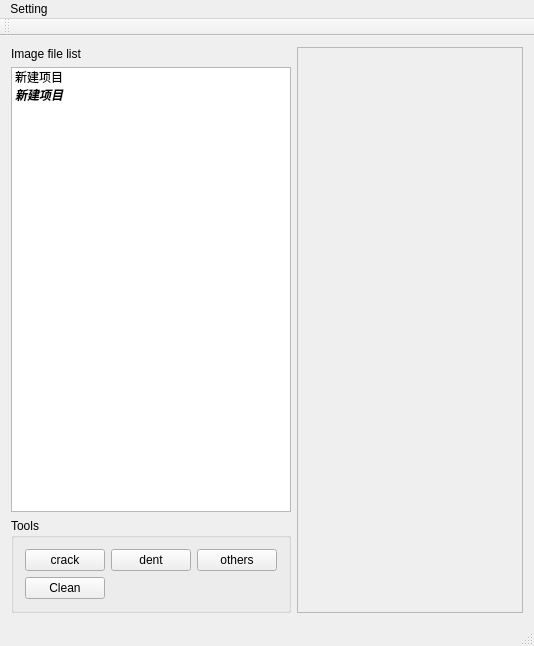
jxjm/ImageLabeling, file ImageLabeling/imagelabeling.ui: the form before one commit.
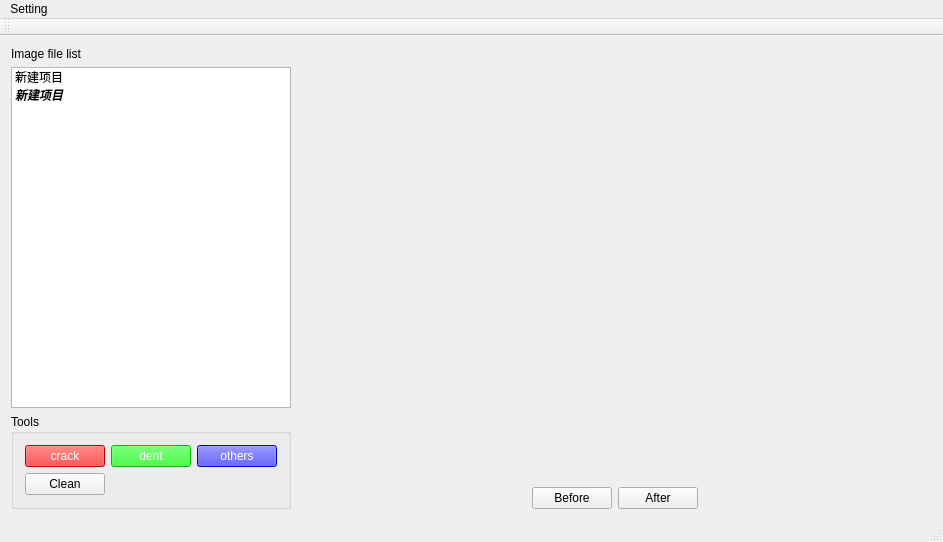
The form after the commit. Custom widgets are drawn as their Qt base class.

Diff of the .ui file:
```diff
--- a/ImageLabeling/imagelabeling.ui
+++ b/ImageLabeling/imagelabeling.ui
@@ -6,8 +6,8 @@
    <rect>
     <x>0</x>
     <y>0</y>
-    <width>534</width>
-    <height>646</height>
+    <width>943</width>
+    <height>542</height>
    </rect>
   </property>
   <property name="windowTitle">
@@ -15,123 +15,199 @@
   </property>
   <widget class="QWidget" name="centralWidget">
    <layout class="QGridLayout" name="gridLayout_2">
-    <item row="2" column="1">
-     <widget class="QGroupBox" name="groupBox">
-      <property name="sizePolicy">
-       <sizepolicy hsizetype="Preferred" vsizetype="Preferred">
-        <horstretch>0</horstretch>
-        <verstretch>0</verstretch>
-       </sizepolicy>
-      </property>
-      <property name="title">
-       <string>Tools</string>
-      </property>
-      <layout class="QGridLayout" name="gridLayout">
-       <item row="0" column="2">
-        <widget class="QPushButton" name="dentButton">
-         <property name="sizePolicy">
-          <sizepolicy hsizetype="Maximum" vsizetype="Fixed">
-           <horstretch>0</horstretch>
-           <verstretch>0</verstretch>
-          </sizepolicy>
-         </property>
-         <property name="text">
-          <string>dent</string>
-         </property>
-        </widget>
-       </item>
-       <item row="4" column="0">
-        <widget class="QPushButton" name="cleanButton">
-         <property name="sizePolicy">
-          <sizepolicy hsizetype="Maximum" vsizetype="Fixed">
-           <horstretch>0</horstretch>
-           <verstretch>0</verstretch>
-          </sizepolicy>
-         </property>
-         <property name="text">
-          <string>Clean</string>
-         </property>
-        </widget>
-       </item>
-       <item row="0" column="3">
-        <widget class="QPushButton" name="othersButton">
-         <property name="sizePolicy">
-          <sizepolicy hsizetype="Maximum" vsizetype="Fixed">
-           <horstretch>0</horstretch>
-           <verstretch>0</verstretch>
-          </sizepolicy>
-         </property>
-         <property name="text">
-          <string>others</string>
-         </property>
-        </widget>
-       </item>
-       <item row="0" column="0">
-        <widget class="QPushButton" name="crackButton">
-         <property name="sizePolicy">
-          <sizepolicy hsizetype="Maximum" vsizetype="Fixed">
-           <horstretch>0</horstretch>
-           <verstretch>0</verstretch>
-          </sizepolicy>
-         </property>
-         <property name="text">
-          <string>crack</string>
-         </property>
-        </widget>
-       </item>
-      </layout>
-     </widget>
-    </item>
-    <item row="1" column="1">
-     <widget class="QListWidget" name="listWidget">
-      <property name="sizePolicy">
-       <sizepolicy hsizetype="Preferred" vsizetype="Expanding">
-        <horstretch>0</horstretch>
-        <verstretch>0</verstretch>
-       </sizepolicy>
-      </property>
+    <item row="0" column="0">
+     <layout class="QHBoxLayout" name="horizontalLayout_2">
       <item>
-       <property name="text">
-        <string>新建项目</string>
-       </property>
+       <layout class="QVBoxLayout" name="verticalLayout">
+        <item>
+         <widget class="QLabel" name="label">
+          <property name="text">
+           <string>Image file list</string>
+          </property>
+         </widget>
+        </item>
+        <item>
+         <widget class="QListWidget" name="listWidget">
+          <property name="sizePolicy">
+           <sizepolicy hsizetype="Preferred" vsizetype="Expanding">
+            <horstretch>0</horstretch>
+            <verstretch>0</verstretch>
+           </sizepolicy>
+          </property>
+          <item>
+           <property name="text">
+            <string>新建项目</string>
+           </property>
+          </item>
+          <item>
+           <property name="text">
+            <string>新建项目</string>
+           </property>
+           <property name="font">
+            <font>
+             <weight>75</weight>
+             <italic>true</italic>
+             <bold>true</bold>
+            </font>
+           </property>
+          </item>
+         </widget>
+        </item>
+        <item>
+         <widget class="QGroupBox" name="groupBox">
+          <property name="sizePolicy">
+           <sizepolicy hsizetype="Preferred" vsizetype="Preferred">
+            <horstretch>0</horstretch>
+            <verstretch>0</verstretch>
+           </sizepolicy>
+          </property>
+          <property name="title">
+           <string>Tools</string>
+          </property>
+          <layout class="QGridLayout" name="gridLayout">
+           <item row="1" column="0">
+            <widget class="QPushButton" name="cleanButton">
+             <property name="sizePolicy">
+              <sizepolicy hsizetype="Maximum" vsizetype="Fixed">
+               <horstretch>0</horstretch>
+               <verstretch>0</verstretch>
+              </sizepolicy>
+             </property>
+             <property name="text">
+              <string>Clean</string>
+             </property>
+            </widget>
+           </item>
+           <item row="0" column="1">
+            <widget class="QPushButton" name="dentButton">
+             <property name="sizePolicy">
+              <sizepolicy hsizetype="Maximum" vsizetype="Fixed">
+               <horstretch>0</horstretch>
+               <verstretch>0</verstretch>
+              </sizepolicy>
+             </property>
+             <property name="styleSheet">
+              <string notr="true">background-color: rgb(0, 255, 0);
+color: rgb(255, 255, 255);</string>
+             </property>
+             <property name="text">
+              <string>dent</string>
+             </property>
+            </widget>
+           </item>
+           <item row="0" column="0">
+            <widget class="QPushButton" name="crackButton">
+             <property name="sizePolicy">
+              <sizepolicy hsizetype="Maximum" vsizetype="Fixed">
+               <horstretch>0</horstretch>
+               <verstretch>0</verstretch>
+              </sizepolicy>
+             </property>
+             <property name="styleSheet">
+              <string notr="true">background-color: rgb(255, 0, 0);
+color: rgb(255, 255, 255);</string>
+             </property>
+             <property name="text">
+              <string>crack</string>
+             </property>
+            </widget>
+           </item>
+           <item row="0" column="2">
+            <widget class="QPushButton" name="othersButton">
+             <property name="sizePolicy">
+              <sizepolicy hsizetype="Maximum" vsizetype="Fixed">
+               <horstretch>0</horstretch>
+               <verstretch>0</verstretch>
+              </sizepolicy>
+             </property>
+             <property name="styleSheet">
+              <string notr="true">background-color: rgb(0, 0, 255);
+color: rgb(255, 255, 255);</string>
+             </property>
+             <property name="text">
+              <string>others</string>
+             </property>
+            </widget>
+           </item>
+          </layout>
+         </widget>
+        </item>
+       </layout>
       </item>
       <item>
-       <property name="text">
-        <string>新建项目</string>
-       </property>
-       <property name="font">
-        <font>
-         <weight>75</weight>
-         <italic>true</italic>
-         <bold>true</bold>
-        </font>
-       </property>
+       <layout class="QVBoxLayout" name="verticalLayout_2">
+        <item>
+         <widget class="imageDisplay" name="image_frame" native="true">
+          <property name="sizePolicy">
+           <sizepolicy hsizetype="MinimumExpanding" vsizetype="MinimumExpanding">
+            <horstretch>100</horstretch>
+            <verstretch>100</verstretch>
+           </sizepolicy>
+          </property>
+          <property name="autoFillBackground">
+           <bool>false</bool>
+          </property>
+         </widget>
+        </item>
+        <item>
+         <layout class="QHBoxLayout" name="horizontalLayout">
+          <item>
+           <spacer name="horizontalSpacer">
+            <property name="orientation">
+             <enum>Qt::Horizontal</enum>
+            </property>
+            <property name="sizeHint" stdset="0">
+             <size>
+              <width>40</width>
+              <height>20</height>
+             </size>
+            </property>
+           </spacer>
+          </item>
+          <item>
+           <widget class="QPushButton" name="pushButton">
+            <property name="sizePolicy">
+             <sizepolicy hsizetype="Preferred" vsizetype="Fixed">
+              <horstretch>0</horstretch>
+              <verstretch>0</verstretch>
+             </sizepolicy>
+            </property>
+            <property name="text">
+             <string>Before</string>
+            </property>
+           </widget>
+          </item>
+          <item>
+           <widget class="QPushButton" name="pushButton_2">
+            <property name="sizePolicy">
+             <sizepolicy hsizetype="Preferred" vsizetype="Fixed">
+              <horstretch>0</horstretch>
+              <verstretch>0</verstretch>
+             </sizepolicy>
+            </property>
+            <property name="text">
+             <string>After</string>
+            </property>
+           </widget>
+          </item>
+          <item>
+           <spacer name="horizontalSpacer_2">
+            <property name="orientation">
+             <enum>Qt::Horizontal</enum>
+            </property>
+            <property name="sizeHint" stdset="0">
+             <size>
+              <width>40</width>
+              <height>20</height>
+             </size>
+            </property>
+           </spacer>
+          </item>
+         </layout>
+        </item>
+       </layout>
       </item>
-     </widget>
-    </item>
-    <item row="0" column="1">
-     <widget class="QLabel" name="label">
-      <property name="text">
-       <string>Image file list</string>
-      </property>
-     </widget>
-    </item>
-    <item row="0" column="2" rowspan="3">
-     <widget class="QScrollArea" name="scrollArea">
-      <property name="widgetResizable">
-       <bool>true</bool>
-      </property>
-      <widget class="imageDisplay" name="image_frame">
-       <property name="geometry">
-        <rect>
-         <x>0</x>
-         <y>0</y>
-         <width>251</width>
-         <height>569</height>
-        </rect>
-       </property>
-      </widget>
-     </widget>
+     </layout>
     </item>
    </layout>
   </widget>
@@ -140,7 +216,7 @@
     <rect>
      <x>0</x>
      <y>0</y>
-     <width>534</width>
+     <width>943</width>
      <height>23</height>
     </rect>
    </property>
```
Left out of the diff: 79 changed lines with no effect on the pictures.
